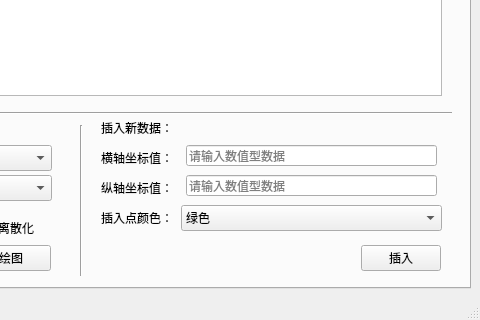
First picture: the form in mainWindowUI.ui, repository anthelionztn/BenchMarkApp, before the edit; both pictures show x 320 to 800 and y 340 to 660 of the 800 by 660 pixel window.
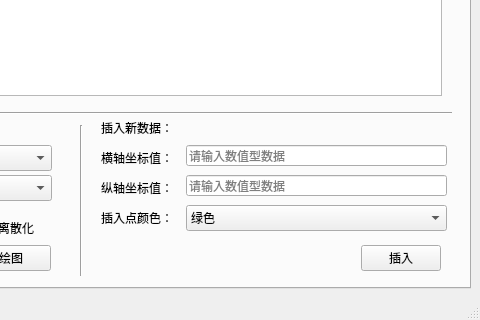
Second picture: the form after the edit. The open tabs and pages were chosen to show the change.

Diff of the .ui file:
```diff
--- a/mainWindowUI.ui
+++ b/mainWindowUI.ui
@@ -482,7 +482,7 @@
          <rect>
           <x>495</x>
           <y>450</y>
-          <width>251</width>
+          <width>261</width>
           <height>21</height>
          </rect>
         </property>
@@ -495,7 +495,7 @@
          <rect>
           <x>495</x>
           <y>480</y>
-          <width>251</width>
+          <width>261</width>
           <height>21</height>
          </rect>
         </property>
@@ -571,7 +571,7 @@
        <widget class="QComboBox" name="comboBox_pointColor">
         <property name="geometry">
          <rect>
-          <x>490</x>
+          <x>495</x>
           <y>510</y>
           <width>261</width>
           <height>26</height>
```
Left out of the diff: 2 changed lines with no effect on the pictures.
